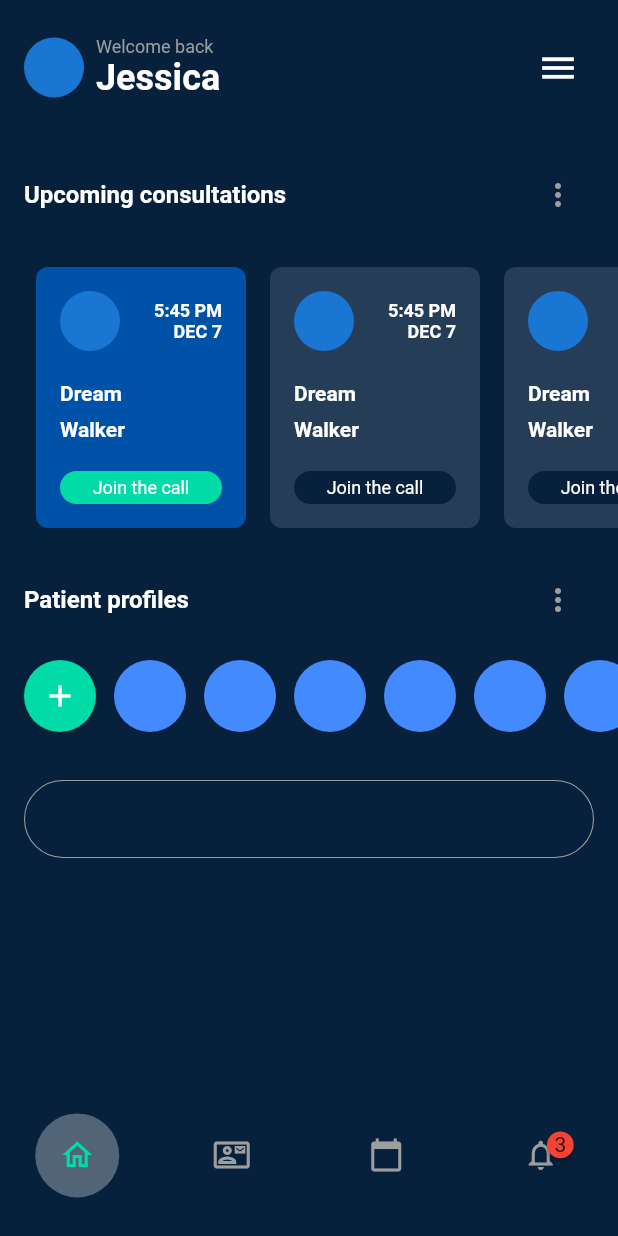
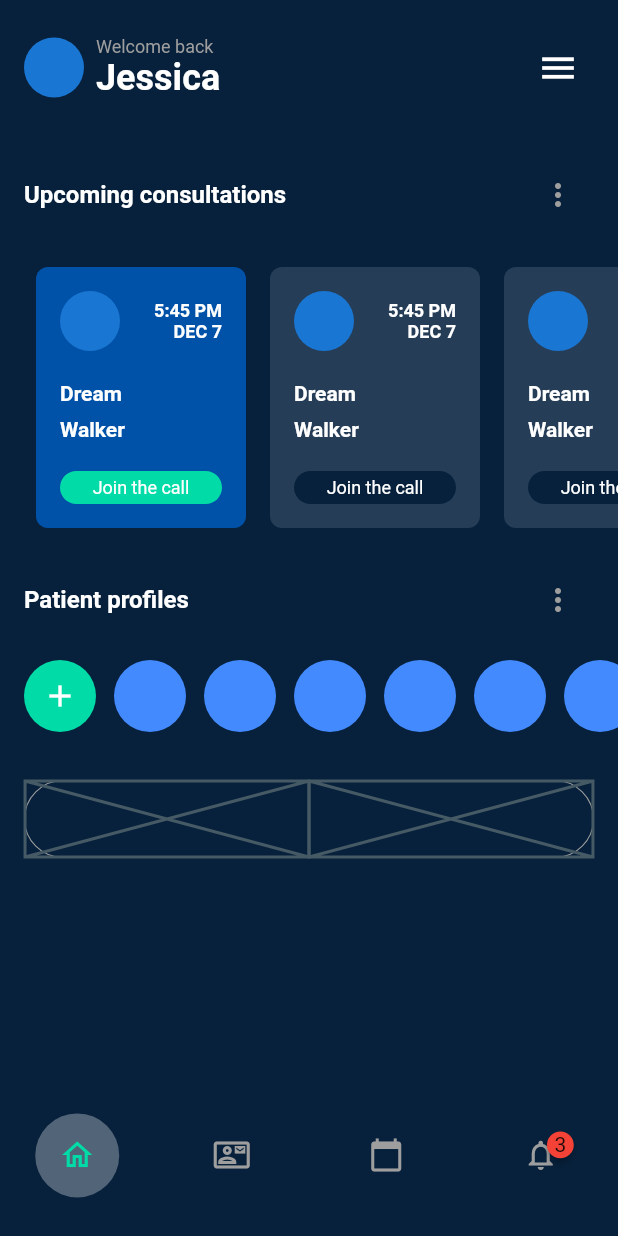
Before and after one commit to JAICHANGPARK/flutter_notebook_17th_story, a Flutter app: the MedicalMainPage screen opened directly, on a phone screen of 412 x 824 dp. Run offline on Flutter 3.47's test engine with Material 2 defaults, Android fonts, the phone set to English and light mode, and no system bars; drawn by our look-alikes of badges; our stand-ins replace cached_network_image, fl_chart, flutter_riverpod, freezed_annotation, ionicons, percent_indicator; network calls fail.

Commit message:
Update medical_main_page.dart

```diff
--- a/lib/ep1032_medical_app/src/medical_main_page.dart
+++ b/lib/ep1032_medical_app/src/medical_main_page.dart
@@ -216,7 +216,7 @@ class MedicalMainPage extends StatelessWidget {
                       ),
                     ),
                   ),
-                  SizedBox(height: 16,),
+                  const SizedBox(height: 16,),
                   Padding(
                     padding: const EdgeInsets.all(16.0),
                     child: Container(
@@ -225,6 +225,12 @@ class MedicalMainPage extends StatelessWidget {
                         border: Border.all(color: Colors.grey,
                         width: 0.7),
                         borderRadius: BorderRadius.circular(36)
+                      ),
+                      child: Row(
+                        children: const [
+                          Expanded(child: Placeholder()),
+                          Expanded(child: Placeholder()),
+                        ],
                       ),
                     ),
                   )
```
